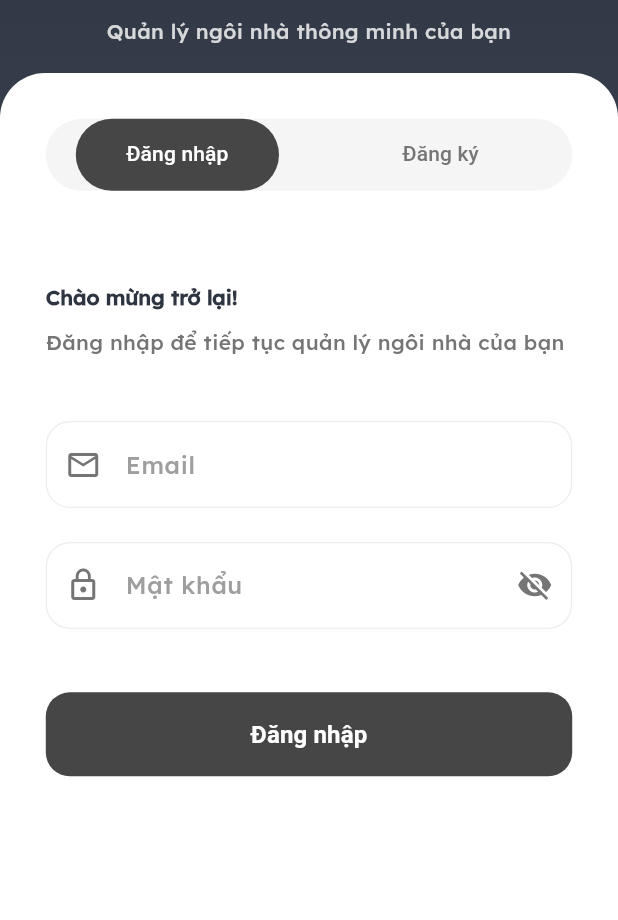
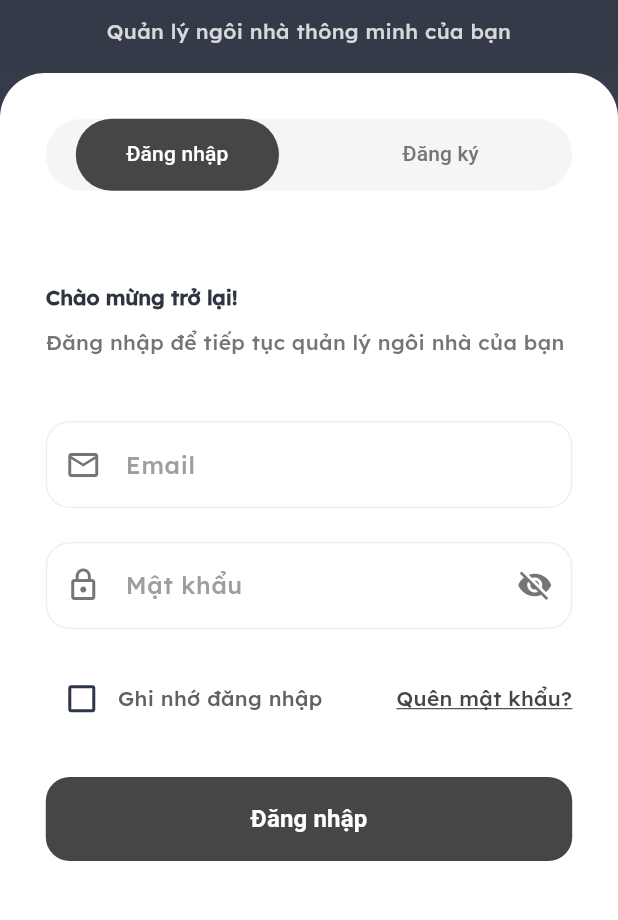
Before and after one commit to Vudangkhoa0910/Eco-SmartHome, a Flutter app: the AuthScreen screen opened by its route, on a phone screen of 412 x 824 dp, the part 236-1156 px from its top. Run offline on Flutter 3.47's test engine with Material 3 defaults, Android fonts, the light colour scheme and no system bars; our stand-ins replace cloud_firestore, dotted_border, firebase_auth, firebase_core, flutter_svg, flutter_tts and 8 more; missing offline and left inert: awesome_circular_chart, mobile_scanner, mqtt_client; accounts and stored records are empty; key blocks and very long unbroken strings in the code were emptied for the run.

Commit message:
tuan:thêm lưu phiên đăng nhập

```diff
--- a/lib/src/screens/auth_screen/components/body.dart
+++ b/lib/src/screens/auth_screen/components/body.dart
@@ -1,7 +1,7 @@
 import 'package:firebase_auth/firebase_auth.dart';
 import 'package:smart_home/config/size_config.dart';
+import 'package:smart_home/service/auth_service.dart';
 import 'package:flutter/material.dart';
-import 'package:smart_home/src/screens/device_connection_screen/device_connection_screen.dart';
 
 class Body extends StatefulWidget {
   const Body({Key? key}) : super(key: key);
@@ -16,14 +16,35 @@ class _BodyState extends State<Body> with SingleTickerProviderStateMixin {
   final TextEditingController passwordController = TextEditingController();
   final TextEditingController confirmPasswordController = TextEditingController();
   final TextEditingController nameController = TextEditingController();
+  final AuthService _authService = AuthService();
+
   bool isLoading = false;
   bool _obscurePassword = true;
   bool _obscureConfirmPassword = true;
+  bool _rememberMe = false; // Add remember me state
 
   @override
   void initState() {
     super.initState();
     _tabController = TabController(length: 2, vsync: this);
+    _loadRememberMeState();
+  }
+
+  /// Load remember me state and stored email
+  Future<void> _loadRememberMeState() async {
+    try {
+      final rememberMe = await _authService.isRememberMeEnabled();
+      final storedEmail = await _authService.getStoredUserEmail();
+
+      setState(() {
+        _rememberMe = rememberMe;
+        if (storedEmail != null && rememberMe) {
+          emailController.text = storedEmail;
+        }
+      });
+    } catch (e) {
+      print('❌ Error loading remember me state: $e');
+    }
   }
 
   @override
@@ -44,10 +65,18 @@ class _BodyState extends State<Body> with SingleTickerProviderStateMixin {
 
     setState(() => isLoading = true);
     try {
+      // Sign in with Firebase
       await FirebaseAuth.instance.signInWithEmailAndPassword(
         email: emailController.text.trim(),
         password: passwordController.text.trim(),
       );
+
+      // Handle successful login with remember me
+      await _authService.handleSuccessfulLogin(
+        emailController.text.trim(),
+        _rememberMe
+      );
+
       Navigator.of(context).pushReplacementNamed('/device-connection-screen');
     } on FirebaseAuthException catch (e) {
       String message = 'Đăng nhập thất bại';
@@ -99,7 +128,13 @@ class _BodyState extends State<Body> with SingleTickerProviderStateMixin {
       // Update display name
       await userCredential.user?.updateDisplayName(nameController.text.trim());
 
-      Navigator.of(context).pushReplacementNamed('/auth-screen');
+      // Handle successful registration with remember me (default to false for registration)
+      await _authService.handleSuccessfulLogin(
+        emailController.text.trim(),
+        false // Don't auto-enable remember me for new registrations
+      );
+
+      Navigator.of(context).pushReplacementNamed('/device-connection-screen');
     } on FirebaseAuthException catch (e) {
       String message = 'Đăng ký thất bại';
       if (e.code == 'email-already-in-use') {
@@ -304,7 +339,49 @@ class _BodyState extends State<Body> with SingleTickerProviderStateMixin {
               onPressed: () => setState(() => _obscurePassword = !_obscurePassword),
             ),
           ),
-          SizedBox(height: getProportionateScreenHeight(30)),
+          SizedBox(height: getProportionateScreenHeight(16)),
+
+          // Remember Me checkbox
+          Row(
+            children: [
+              Checkbox(
+                value: _rememberMe,
+                onChanged: (value) {
+                  setState(() {
+                    _rememberMe = value ?? false;
+                  });
+                },
+                activeColor: const Color(0xFF464646),
+                checkColor: Colors.white,
+              ),
+              Text(
+                'Ghi nhớ đăng nhập',
+                style: TextStyle(
+                  color: Colors.grey[700],
+                  fontSize: 14,
+                  fontWeight: FontWeight.w500,
+                ),
+              ),
+              const Spacer(),
+              // Future: Add "Forgot Password?" here if needed
+              GestureDetector(
+                onTap: () {
+                  // TODO: Implement forgot password
+                  _showMessage('Tính năng quên mật khẩu sẽ sớm có');
+                },
+                child: Text(
+                  'Quên mật khẩu?',
+                  style: TextStyle(
+                    color: const Color(0xFF464646),
+                    fontSize: 14,
+                    fontWeight: FontWeight.w600,
+                    decoration: TextDecoration.underline,
+                  ),
+                ),
+              ),
+            ],
+          ),
+          SizedBox(height: getProportionateScreenHeight(20)),
 
           // Login button
           SizedBox(
```
Also changed, not shown: lib/service/auth_service.dart (added, +191 -0 lines), lib/src/screens/splash_screen/components/body.dart (+74 -7 lines).
